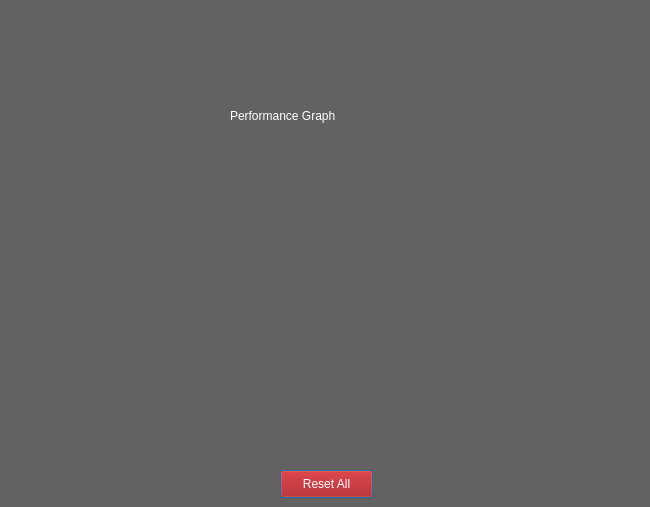
First picture: the form in utils/annInferenceApp/perf_graph.ui, repository GPUOpen-ProfessionalCompute-Libraries/amdovx-modules, before the edit.
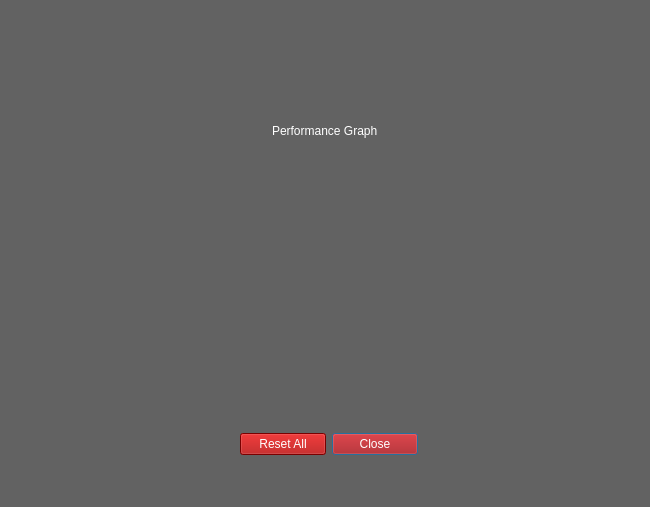
Second picture: the form after the edit. Icons and pictures are not drawn.

```diff
--- a/utils/annInferenceApp/perf_graph.ui
+++ b/utils/annInferenceApp/perf_graph.ui
@@ -16,55 +16,84 @@
   <property name="styleSheet">
    <string notr="true">background-color: rgb(98, 98, 98);</string>
   </property>
-  <widget class="QPushButton" name="pushButton">
+  <widget class="QWidget" name="gridLayoutWidget">
    <property name="geometry">
     <rect>
-     <x>280</x>
-     <y>470</y>
-     <width>93</width>
-     <height>28</height>
+     <x>240</x>
+     <y>430</y>
+     <width>178</width>
+     <height>29</height>
     </rect>
    </property>
-   <property name="styleSheet">
-    <string notr="true">background-color: rgb(170, 0, 0);
+   <layout class="QGridLayout" name="gridLayout">
+    <item row="2" column="1">
+     <widget class="QPushButton" name="pushButton_2">
+      <property name="styleSheet">
+       <string notr="true">background-color: rgb(170, 0, 0);
 color: rgb(255, 255, 255);</string>
-   </property>
-   <property name="text">
-    <string>Reset All</string>
-   </property>
+      </property>
+      <property name="text">
+       <string>Close</string>
+      </property>
+     </widget>
+    </item>
+    <item row="2" column="0">
+     <widget class="QPushButton" name="pushButton">
+      <property name="styleSheet">
+       <string notr="true">background-color: rgb(170, 0, 0);
+color: rgb(255, 255, 255);</string>
+      </property>
+      <property name="text">
+       <string>Reset All</string>
+      </property>
+     </widget>
+    </item>
+   </layout>
   </widget>
-  <widget class="QLabel" name="label">
+  <widget class="QWidget" name="verticalLayoutWidget">
    <property name="geometry">
     <rect>
-     <x>230</x>
-     <y>100</y>
-     <width>191</width>
-     <height>31</height>
-    </rect>
-   </property>
-   <property name="styleSheet">
-    <string notr="true">color: rgb(255, 255, 255);
-font: 75 18pt &quot;Times New Roman&quot;;</string>
-   </property>
-   <property name="text">
-    <string>Performance Graph</string>
-   </property>
-  </widget>
-  <widget class="QLabel" name="logo_label">
-   <property name="geometry">
-    <rect>
-     <x>270</x>
+     <x>9</x>
      <y>10</y>
-     <width>111</width>
-     <height>91</height>
+     <width>631</width>
+     <height>102</height>
     </rect>
    </property>
-   <property name="text">
-    <string/>
+   <layout class="QVBoxLayout" name="verticalLayout">
+    <item alignment="Qt::AlignHCenter">
+     <widget class="QLabel" name="logo_label">
+      <property name="text">
+       <string/>
+      </property>
+      <property name="pixmap">
+       <pixmap resource="resources.qrc">:/images/display_panel_logo.png</pixmap>
+      </property>
+     </widget>
+    </item>
+   </layout>
+  </widget>
+  <widget class="QWidget" name="verticalLayoutWidget_2">
+   <property name="geometry">
+    <rect>
+     <x>10</x>
+     <y>110</y>
+     <width>631</width>
+     <height>41</height>
+    </rect>
    </property>
-   <property name="pixmap">
-    <pixmap resource="resources.qrc">:/images/display_panel_logo.png</pixmap>
-   </property>
+   <layout class="QVBoxLayout" name="verticalLayout_2">
+    <item alignment="Qt::AlignHCenter">
+     <widget class="QLabel" name="label">
+      <property name="styleSheet">
+       <string notr="true">color: rgb(255, 255, 255);
+font: 75 18pt &quot;Times New Roman&quot;;</string>
+      </property>
+      <property name="text">
+       <string>Performance Graph</string>
+      </property>
+     </widget>
+    </item>
+   </layout>
   </widget>
   <zorder>pushButton</zorder>
   <zorder>logo_label</zorder>
```
Left out of the diff: 3 changed lines with no effect on the pictures.
